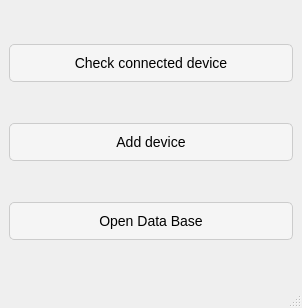
The window that choose_game_v2/mainwindow.ui (F3lixxx/vr_start) describes before a commit, drawn with Qt 5.
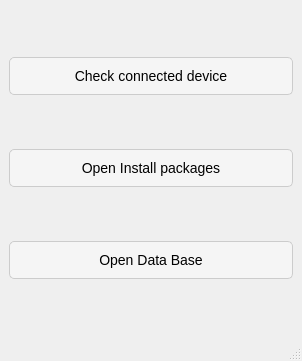
The same window after the commit.

Patch:
```diff
--- a/choose_game_v2/mainwindow.ui
+++ b/choose_game_v2/mainwindow.ui
@@ -7,7 +7,7 @@
     <x>0</x>
     <y>0</y>
     <width>302</width>
-    <height>308</height>
+    <height>361</height>
    </rect>
   </property>
   <property name="windowTitle">
@@ -53,7 +53,7 @@
 }</string>
       </property>
       <property name="text">
-       <string>Add device</string>
+       <string>Open Install packages</string>
       </property>
      </widget>
     </item>
```
Left out of the diff: 2 changed lines with no effect on the pictures.
